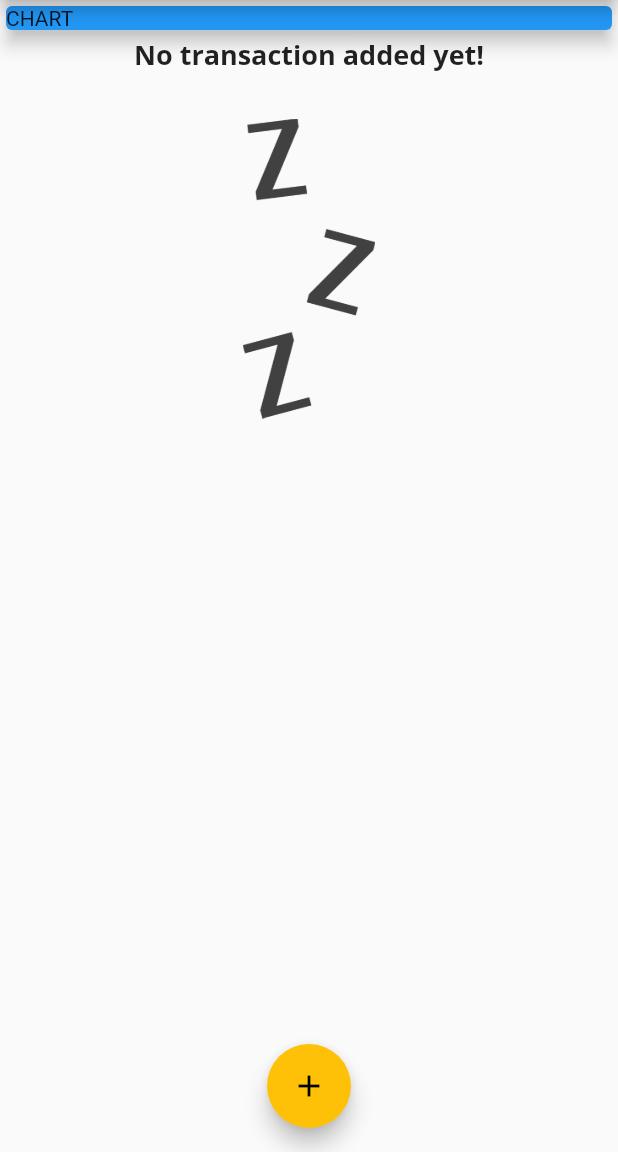
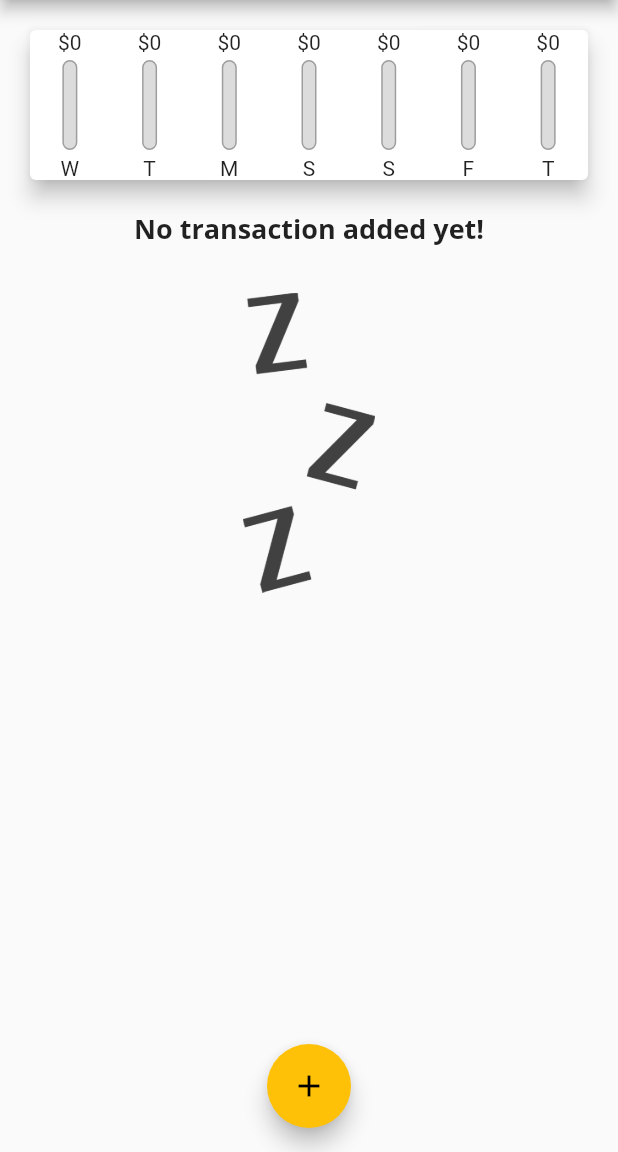
Before and after one commit to osama-kh/money_manegment, a Flutter app: the screen it shows after launch, on a phone screen of 412 x 824 dp, the part 84-1236 px from its top. Run offline on Flutter 3.47's test engine with Material 2 defaults, Android fonts, the phone set to English and light mode, and no system bars; missing offline and left inert: dart:ffi.

Commit message:
add chart with the amount of money spend in each day

```diff
--- a/lib/main.dart
+++ b/lib/main.dart
@@ -4,6 +4,7 @@
 import 'package:money_manegment/widgets/transactionlist.dart';
 import './widgets/new_transaction.dart';
 import './models/Transaction.dart';
+import './widgets/chart.dart';
 
 void main() => runApp(MyApp());
 
@@ -46,6 +47,16 @@
     //       id: 't2', title: 'New jacket', amount: 169.99, date: DateTime.now())
   ];
 
+  List<Transaction> get _recentTransactions {
+    return _userTransaction.where((tx) {
+      return tx.date.isAfter(
+        DateTime.now().subtract(
+          Duration(days: 7),
+        ),
+      );
+    }).toList();
+  }
+
   void _addNewTransaction(String txtitle, double txamount) {
     final newTx = Transaction(
         id: DateTime.now().toString(),
@@ -86,17 +97,7 @@
           mainAxisAlignment: MainAxisAlignment.start,
           crossAxisAlignment: CrossAxisAlignment.stretch,
           children: <Widget>[
-            Container(
-              width: double.infinity,
-              child: Card(
-                color: Colors.blue,
-                child: Container(
-                  width: double.infinity,
-                  child: Text('CHART'),
-                ),
-                elevation: 5,
-              ),
-            ),
+            Chart(_recentTransactions),
             TransActionList(_userTransaction)
           ],
         ),
--- /dev/null
+++ b/lib/widgets/chart.dart
@@ -0,0 +1,61 @@
+import 'package:flutter/src/widgets/container.dart';
+import 'package:flutter/src/widgets/framework.dart';
+import 'package:intl/intl.dart';
+import 'package:flutter/material.dart';
+import '../models/Transaction.dart';
+import 'chart_bar.dart';
+
+class Chart extends StatelessWidget {
+  final List<Transaction> recentTransactions;
+
+  Chart(this.recentTransactions);
+
+  List<Map<String, Object>> get groupedTransactionValues {
+    return List.generate(7, (indx) {
+      final weekDay = DateTime.now().subtract(
+        Duration(days: indx),
+      );
+      double totalsum = 0.0;
+
+      for (var i = 0; i < recentTransactions.length; i++) {
+        if (recentTransactions[i].date.day == weekDay.day &&
+            recentTransactions[i].date.month == weekDay.month &&
+            recentTransactions[i].date.year == weekDay.year) {
+          totalsum += recentTransactions[i].amount;
+        }
+      }
+      return {
+        'day': DateFormat.E().format(weekDay).substring(0, 1),
+        'amount': totalsum,
+      };
+    });
+  }
+
+  double get totalSpending {
+    return groupedTransactionValues.fold(0.0, (sum, item) {
+      return sum + (item['amount'] as double);
+    });
+  }
+
+  @override
+  Widget build(BuildContext context) {
+    print(groupedTransactionValues);
+    return Card(
+        elevation: 6,
+        margin: EdgeInsets.all(20),
+        child: Row(
+          mainAxisAlignment: MainAxisAlignment.spaceAround,
+          children: groupedTransactionValues.map((data) {
+            return Flexible(
+              fit: FlexFit.loose,
+              child: ChartBar(
+                  data['day'] as String,
+                  (data['amount'] as double),
+                  totalSpending == 0.0
+                      ? 0.0
+                      : (data['amount'] as double) / totalSpending),
+            );
+          }).toList(),
+        ));
+  }
+}
--- /dev/null
+++ b/lib/widgets/chart_bar.dart
@@ -0,0 +1,51 @@
+import 'dart:ffi';
+
+import 'package:flutter/src/widgets/container.dart';
+import 'package:flutter/src/widgets/framework.dart';
+
+import 'package:flutter/material.dart';
+
+class ChartBar extends StatelessWidget {
+  final String label;
+  final double spendingAmount;
+  final double spendingPctOfTotal;
+
+  ChartBar(this.label, this.spendingAmount, this.spendingPctOfTotal);
+
+  @override
+  Widget build(BuildContext context) {
+    return Column(
+      children: <Widget>[
+        Text('\$${spendingAmount.toStringAsFixed(0)}'),
+        SizedBox(
+          height: 4,
+        ),
+        Container(
+          height: 60,
+          width: 10,
+          child: Stack(children: <Widget>[
+            Container(
+              decoration: BoxDecoration(
+                border: Border.all(color: Colors.grey, width: 1.0),
+                color: Color.fromRGBO(220, 220, 220, 1),
+                borderRadius: BorderRadius.circular(10),
+              ),
+            ),
+            FractionallySizedBox(
+              heightFactor: spendingPctOfTotal,
+              child: Container(
+                decoration: BoxDecoration(
+                    color: Theme.of(context).primaryColor,
+                    borderRadius: BorderRadius.circular(10)),
+              ),
+            )
+          ]),
+        ),
+        SizedBox(
+          height: 4,
+        ),
+        Text(label),
+      ],
+    );
+  }
+}
```
